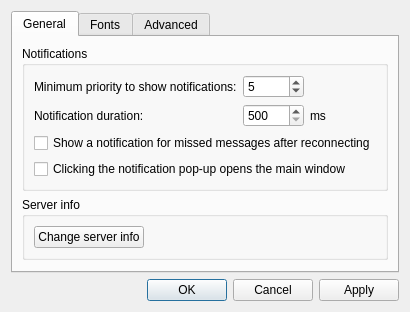
Qt form gotify_tray/gui/designs/widget_settings.ui (seird/gotify-tray) before a commit.
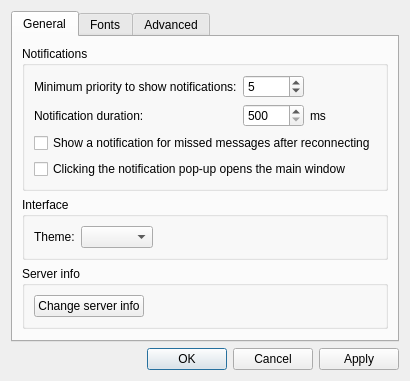
The same form after that commit.

Commit message: Add basic dark & light theme (#18)

```diff
--- a/gotify_tray/gui/designs/widget_settings.ui
+++ b/gotify_tray/gui/designs/widget_settings.ui
@@ -7,7 +7,7 @@
     <x>0</x>
     <y>0</y>
     <width>384</width>
-    <height>285</height>
+    <height>346</height>
    </rect>
   </property>
   <property name="windowTitle">
@@ -117,6 +117,42 @@
          </layout>
         </widget>
        </item>
+       <item>
+        <widget class="QGroupBox" name="groupBox_2">
+         <property name="title">
+          <string>Interface</string>
+         </property>
+         <layout class="QVBoxLayout" name="verticalLayout_2">
+          <item>
+           <layout class="QHBoxLayout" name="horizontalLayout_3">
+            <item>
+             <widget class="QLabel" name="label_theme">
+              <property name="text">
+               <string>Theme:</string>
+              </property>
+             </widget>
+            </item>
+            <item>
+             <widget class="QComboBox" name="combo_theme"/>
+            </item>
+            <item>
+             <spacer name="horizontalSpacer_4">
+              <property name="orientation">
+               <enum>Qt::Horizontal</enum>
+              </property>
+              <property name="sizeHint" stdset="0">
+               <size>
+                <width>40</width>
+                <height>20</height>
+               </size>
+              </property>
+             </spacer>
+            </item>
+           </layout>
+          </item>
+         </layout>
+        </widget>
+       </item>
        <item>
         <widget class="QGroupBox" name="groupBox_server_info">
          <property name="title">
```
The commit also changes 40 other files.
